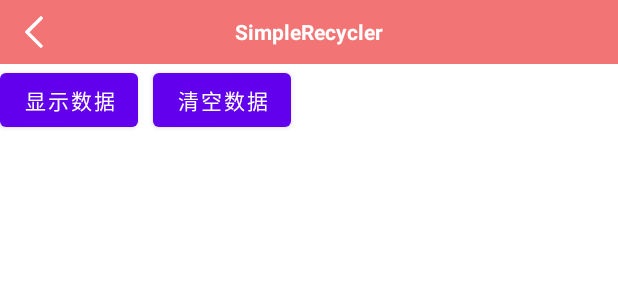
After one commit to hHui056/android_mvp_generate, an Android app: the layout activity_simple_normal_recycler_view.xml on its own in the app's theme, with its tools: preview values and no code run, on a phone screen of 412 x 824 dp. The commit adds this screen. Shown: the top 300 px of the screen. Run offline under Robolectric (Android 15) with nearby library versions, the phone set to English and light mode, and no system bars.

Commit message:
临时提交

```diff
--- a/app/src/main/AndroidManifest.xml
+++ b/app/src/main/AndroidManifest.xml
@@ -12,6 +12,9 @@
         android:supportsRtl="true"
         android:theme="@style/MyAppCompat"
         tools:replace="android:name,android:icon,android:label,android:theme,android:roundIcon">
+        <activity
+            android:name=".ui.recycler.SimpleNormalRecyclerViewActivity"
+            android:exported="false" />
         <activity
             android:name=".ui.tab.TabLayoutActivity"
             android:exported="false" />
--- a/app/src/main/java/com/hh/androidbaselibrary/MainActivity.kt
+++ b/app/src/main/java/com/hh/androidbaselibrary/MainActivity.kt
@@ -6,6 +6,7 @@ import androidx.annotation.RequiresApi
 import com.hh.androidbaselibrary.test.Person
 import com.hh.androidbaselibrary.ui.baseView.BaseViewActivity
 import com.hh.androidbaselibrary.ui.loginView.LoginViewActivity
+import com.hh.androidbaselibrary.ui.recycler.SimpleNormalRecyclerViewActivity
 import com.hh.androidbaselibrary.ui.registerView.RegisterViewActivity
 import com.hh.androidbaselibrary.ui.tab.TabLayoutActivity
 import com.hh.androidbaselibrary.ui.titleView.TitleViewActivity
@@ -40,6 +41,7 @@ class MainActivity : BaseActivity() {
         item_login_view.setOnClickListener { jump2Activity(LoginViewActivity::class.java, false) }
         item_dialog.setOnClickListener { jump2Activity(BaseViewActivity::class.java, false) }
         tab_view_pager.setOnClickListener { jump2Activity(TabLayoutActivity::class.java, false) }
+        tab_recycler.setOnClickListener { jump2Activity(SimpleNormalRecyclerViewActivity::class.java,false) }
         item_register_view.setOnClickListener {
             jump2Activity(
                 RegisterViewActivity::class.java, false
--- /dev/null
+++ b/app/src/main/res/layout/activity_simple_normal_recycler_view.xml
@@ -0,0 +1,39 @@
+<?xml version="1.0" encoding="utf-8"?>
+<LinearLayout xmlns:android="http://schemas.android.com/apk/res/android"
+    xmlns:app="http://schemas.android.com/apk/res-auto"
+    xmlns:tools="http://schemas.android.com/tools"
+    android:layout_width="match_parent"
+    android:layout_height="match_parent"
+    android:orientation="vertical"
+    tools:context=".ui.recycler.SimpleNormalRecyclerViewActivity">
+
+    <com.hh.baselibrary.widget.TitleView
+        android:layout_width="match_parent"
+        android:layout_height="wrap_content"
+        app:isSupportBack="true"
+        app:title="SimpleRecycler" />
+
+    <LinearLayout
+        android:layout_width="match_parent"
+        android:layout_height="wrap_content"
+        android:orientation="horizontal">
+
+        <Button
+            android:id="@+id/btn_show"
+            android:layout_width="wrap_content"
+            android:layout_height="wrap_content"
+            android:text="显示数据" />
+
+        <Button
+            android:id="@+id/btn_clear"
+            android:layout_width="wrap_content"
+            android:layout_height="wrap_content"
+            android:layout_marginLeft="@dimen/base_dimen_20"
+            android:text="清空数据" />
+    </LinearLayout>
+
+    <com.hh.baselibrary.widget.recycler.NormalRecyclerView
+        android:id="@+id/test_rec"
+        android:layout_width="match_parent"
+        android:layout_height="match_parent" />
+</LinearLayout>
--- /dev/null
+++ b/baselibrary/src/main/java/com/hh/baselibrary/util/common/RecyclerItemElementClickListener.kt
@@ -0,0 +1,11 @@
+package com.hh.baselibrary.util.common
+
+/**
+ * Create By hHui on 2022/5/9 0009 下午 17:25
+ */
+interface RecyclerItemElementClickListener<T> {
+    /**
+     * @param id 点击元素的Id
+     */
+    fun onClick(id: Int, position: Int, data: T)
+}
--- a/baselibrary/src/main/java/com/hh/baselibrary/util/common/RecyclerViewItemClickListener.kt
+++ b/baselibrary/src/main/java/com/hh/baselibrary/util/common/RecyclerViewItemClickListener.kt
@@ -3,6 +3,6 @@ package com.hh.baselibrary.util.common
 /**
  * Create By hHui on 2021/5/18 0018 下午 14:05
  */
-interface RecyclerViewItemClickListener {
-    fun onClick(position: Int)
+interface RecyclerViewItemClickListener<T> {
+    fun onClick(position: Int, data: T)
 }
--- /dev/null
+++ b/baselibrary/src/main/java/com/hh/baselibrary/widget/recycler/NormalRecyclerView.kt
@@ -0,0 +1,107 @@
+package com.hh.baselibrary.widget.recycler
+
+import android.annotation.SuppressLint
+import android.content.Context
+import android.util.AttributeSet
+import android.view.LayoutInflater
+import android.view.View
+import android.widget.RelativeLayout
+import androidx.annotation.IdRes
+import androidx.recyclerview.widget.DividerItemDecoration
+import androidx.recyclerview.widget.GridLayoutManager
+import androidx.recyclerview.widget.LinearLayoutManager
+import com.hh.baselibrary.R
+import com.hh.baselibrary.util.common.RecyclerItemElementClickListener
+import com.hh.baselibrary.util.common.RecyclerViewItemClickListener
+import kotlinx.android.synthetic.main.nomal_recycler_layout.view.*
+
+/**
+ * Create By hHui on 2022/5/9 0009 下午 15:03
+ *
+ * 封装RecyclerView包含无数据的提示
+ */
+class NormalRecyclerView<T> : RelativeLayout {
+    private lateinit var adapter: MBaseAdapter<T>
+    private lateinit var noDataView: View
+    private lateinit var view: View
+
+    //是否显示每一列的分割线
+    private var showItemDecoration = false
+
+    //显示为网格是每一行显示个数
+    private var girdNum = 4
+
+    //整个项的点击事件
+    var recyclerViewItemClickListener: RecyclerViewItemClickListener<T>? = null
+        set(value) {
+            field = value
+            adapter.recyclerViewItemClickListener = value
+        }
+
+    //元素的点击事件
+    var recyclerItemElementClickListener: RecyclerItemElementClickListener<T>? = null
+        set(value) {
+            field = value
+            adapter.recyclerItemElementClickListener = value
+        }
+
+    constructor(context: Context) : super(context)
+
+    constructor(context: Context, attrs: AttributeSet, defStyle: Int) : super(
+        context, attrs, defStyle
+    ) {
+    }
+
+    constructor(context: Context, attrs: AttributeSet) : super(context, attrs) {
+    }
+
+    init {
+        initView()
+    }
+
+    /**
+     * 列表显示
+     */
+    fun initLinear(adapter: MBaseAdapter<T>, noDataView: View) {
+        this.adapter = adapter
+        this.noDataView = noDataView
+        layout_no_data.addView(noDataView)
+
+        val layoutManager = LinearLayoutManager(context)
+        m_recycler.layoutManager = layoutManager
+        if (showItemDecoration) m_recycler.addItemDecoration(
+            DividerItemDecoration(
+                context, layoutManager.orientation
+            )
+        )
+        m_recycler.adapter = this.adapter
+    }
+
+    /**
+     * 网格显示
+     */
+    fun initGrid(adapter: MBaseAdapter<T>, noDataView: View) {
+        this.adapter = adapter
+        this.noDataView = noDataView
+        layout_no_data.addView(noDataView)
+
+        val layoutManager = GridLayoutManager(context, girdNum)
+        m_recycler.layoutManager = layoutManager
+        m_recycler.adapter = adapter
+    }
+
+    private fun initView() {
+        val inflater = context.getSystemService(Context.LAYOUT_INFLATER_SERVICE) as LayoutInflater
+        view = inflater.inflate(R.layout.nomal_recycler_layout, this)
+
+    }
+
+    @SuppressLint("NotifyDataSetChanged")
+    fun refreshAll(list: List<T>) {
+        adapter.list = list
+        adapter.notifyDataSetChanged()
+
+        m_recycler.visibility = if (list.isEmpty()) View.GONE else View.VISIBLE
+        this.noDataView.visibility = if (list.isEmpty()) View.VISIBLE else View.GONE
+    }
+}
--- /dev/null
+++ b/baselibrary/src/main/res/layout/nomal_recycler_layout.xml
@@ -0,0 +1,16 @@
+<?xml version="1.0" encoding="utf-8"?>
+<RelativeLayout xmlns:android="http://schemas.android.com/apk/res/android"
+    android:layout_width="match_parent"
+    android:layout_height="match_parent">
+
+    <androidx.recyclerview.widget.RecyclerView
+        android:id="@+id/m_recycler"
+        android:layout_width="match_parent"
+        android:layout_height="match_parent" />
+
+    <RelativeLayout
+        android:id="@+id/layout_no_data"
+        android:layout_width="wrap_content"
+        android:layout_height="wrap_content"
+        android:layout_centerInParent="true" />
+</RelativeLayout>
--- a/baselibrary/src/main/res/values/styles.xml
+++ b/baselibrary/src/main/res/values/styles.xml
@@ -28,6 +28,12 @@
         <item name="android:textColor">@color/black</item>
         <item name="android:textSize">@dimen/smallTextSize</item>
     </style>
+    <declare-styleable name="NormalRecyclerView">
+        <!--是否显示分割线-->
+        <attr name="showItemDecoration" format="boolean"/>
+        <!--显示grid时每一行显示条数-->
+        <attr name="gridLineNumber" format="integer"/>
+    </declare-styleable>
 
     <declare-styleable name="TitleView">
         <!--标题-->
```
Also changed, not shown: app/src/main/java/com/hh/androidbaselibrary/ui/recycler/SimpleAdapter.kt (added, +40 -0 lines), app/src/main/java/com/hh/androidbaselibrary/ui/recycler/SimpleNormalRecyclerViewActivity.kt (added, +58 -0 lines), app/src/main/res/layout/activity_main.xml (+8 -0 lines), app/src/main/res/layout/person_item_layout.xml (added, +20 -0 lines), baselibrary/src/main/java/com/hh/baselibrary/widget/recycler/MBaseAdapter.kt (added, +38 -0 lines), 1 other file.
